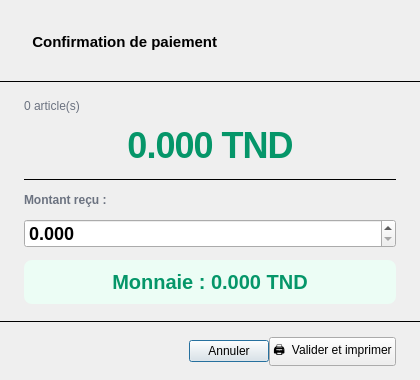
Arafat-029/storemanager-pro, file app/ui/pos_payment_dialog.ui: the form before one commit.
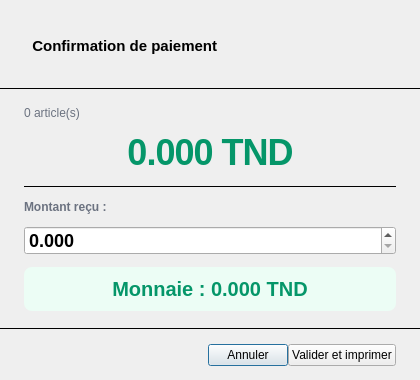
The form after the commit. Custom widgets are drawn as their Qt base class.

```diff
--- a/app/ui/pos_payment_dialog.ui
+++ b/app/ui/pos_payment_dialog.ui
@@ -96,7 +96,7 @@
      </item>
      <item>
       <widget class="QPushButton" name="btnOk">
-       <property name="text"><string>🖨  Valider et imprimer</string></property>
+       <property name="text"><string>Valider et imprimer</string></property>
        <property name="minimumHeight"><number>40</number></property>
       </widget>
      </item>
```
